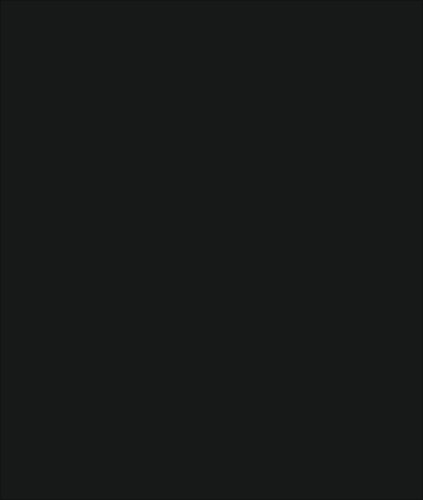
This is forms/RoomList.ui in Nheko-Reborn/nheko as Qt 5 draws it before an edit. The edited form follows.
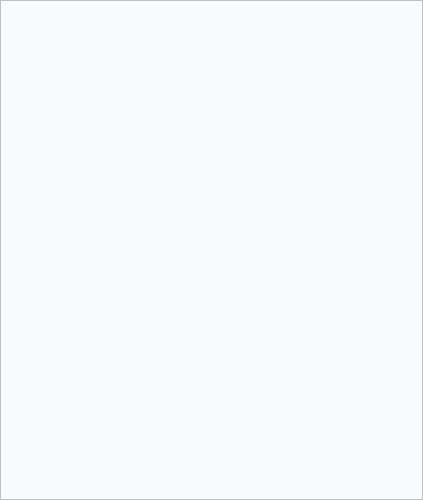
This is the edited form.

Patch:
```diff
--- a/forms/RoomList.ui
+++ b/forms/RoomList.ui
@@ -27,20 +27,20 @@
   </property>
   <property name="styleSheet">
    <string notr="true">QWidget {
-background-color: #171919;
+background-color: #f8fbfe;
 color: #ebebeb;
 }
 
-QScrollBar:vertical {               
-     background-color: #171919;
-     width: 10px;
+QScrollBar:vertical {
+     background-color: #f8fbfe;
+     width: 8px;
 	border-radius: 20px;
 	margin: 0px 2px 0 2px;
 }
 
 QScrollBar::handle:vertical {
 	border-radius: 50px;
-	background-color: #1c3133;
+	background-color: #d6dde3;
 }
 
 QScrollBar::add-line:vertical {
```
